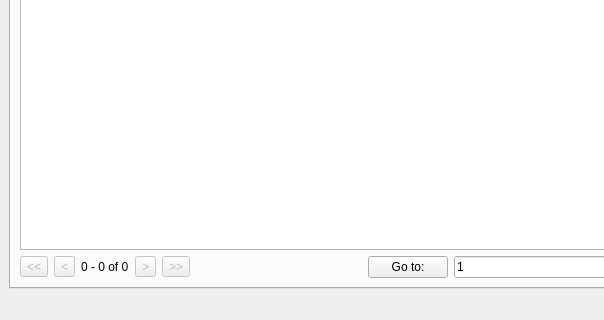
Old version of the form src/MainWindow.ui in the repository sqlitebrowser/sqlitebrowser; both pictures show x 0 to 604 and y 310 to 630 of the 1000 by 630 pixel window.
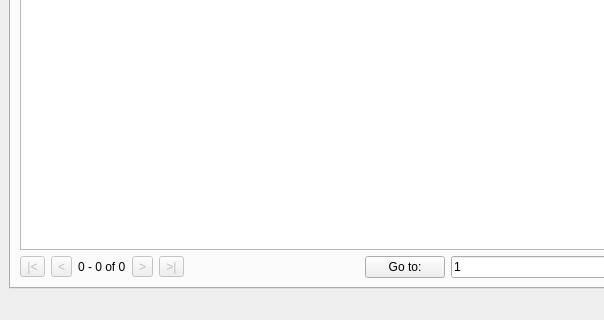
New version of the form. The open tabs and pages were chosen to show the change. Icons and pictures are not drawn. Custom widgets are drawn as their Qt base class.

Commit message: browsetab: change go to begin/end button text so its more obvious begin and end is meant

The edit to the form file:
```diff
--- a/src/MainWindow.ui
+++ b/src/MainWindow.ui
@@ -193,7 +193,7 @@
              <string>&lt;html&gt;&lt;head/&gt;&lt;body&gt;&lt;p&gt;Clicking this button navigates to the beginning in the table view above.&lt;/p&gt;&lt;/body&gt;&lt;/html&gt;</string>
             </property>
             <property name="text">
-             <string>&lt;&lt;</string>
+             <string>|&lt;</string>
             </property>
            </widget>
           </item>
@@ -248,7 +248,7 @@
              <string>&lt;html&gt;&lt;head/&gt;&lt;body&gt;&lt;p&gt;&amp;lt;html&amp;gt;&amp;lt;head/&amp;gt;&amp;lt;body&amp;gt;&amp;lt;p&amp;gt;Clicking this button navigates up to the end in the table view above.&amp;lt;/p&amp;gt;&amp;lt;/body&amp;gt;&amp;lt;/html&amp;gt;&lt;/p&gt;&lt;/body&gt;&lt;/html&gt;</string>
             </property>
             <property name="text">
-             <string>&gt;&gt;</string>
+             <string>&gt;|</string>
             </property>
            </widget>
           </item>
```
